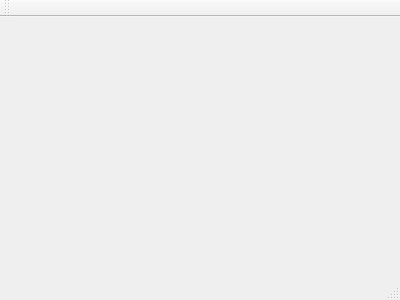
Before: the Qt Designer form mainwindow.ui in Carlogera/IHMembarque, drawn with Qt 5.
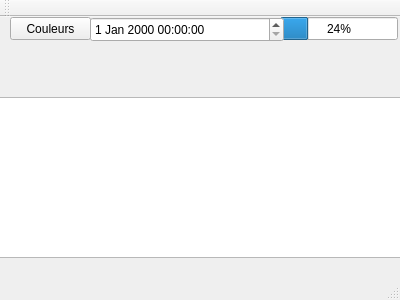
After: the same form once the commit is applied.

```diff
--- a/mainwindow.ui
+++ b/mainwindow.ui
@@ -12,13 +12,65 @@
   <property name="windowTitle" >
    <string>MainWindow</string>
   </property>
-  <widget class="QMenuBar" name="menuBar" />
-  <widget class="QToolBar" name="mainToolBar" />
-  <widget class="QWidget" name="centralWidget" />
-  <widget class="QStatusBar" name="statusBar" />
+  <widget class="QWidget" name="centralWidget">
+   <widget class="QGraphicsView" name="graphicsView">
+    <property name="geometry">
+     <rect>
+      <x>-5</x>
+      <y>80</y>
+      <width>411</width>
+      <height>161</height>
+     </rect>
+    </property>
+   </widget>
+   <widget class="QProgressBar" name="progressBar">
+    <property name="geometry">
+     <rect>
+      <x>280</x>
+      <y>0</y>
+      <width>118</width>
+      <height>23</height>
+     </rect>
+    </property>
+    <property name="value">
+     <number>24</number>
+    </property>
+   </widget>
+   <widget class="QDateTimeEdit" name="dateTimeEdit">
+    <property name="geometry">
+     <rect>
+      <x>90</x>
+      <y>0</y>
+      <width>194</width>
+      <height>25</height>
+     </rect>
+    </property>
+   </widget>
+   <widget class="QToolButton" name="toolButton">
+    <property name="geometry">
+     <rect>
+      <x>10</x>
+      <y>0</y>
+      <width>81</width>
+      <height>23</height>
+     </rect>
+    </property>
+    <property name="text">
+     <string>Couleurs</string>
+    </property>
+   </widget>
+  </widget>
+  <widget class="QToolBar" name="mainToolBar">
+   <attribute name="toolBarArea">
+    <enum>TopToolBarArea</enum>
+   </attribute>
+   <attribute name="toolBarBreak">
+    <bool>false</bool>
+   </attribute>
+  </widget>
+  <widget class="QStatusBar" name="statusBar"/>
  </widget>
- <layoutDefault spacing="6" margin="11" />
- <pixmapfunction></pixmapfunction>
+ <layoutdefault spacing="6" margin="11"/>
  <resources/>
  <connections/>
 </ui>
```
Left out of the diff: 7 changed lines with no effect on the pictures.
